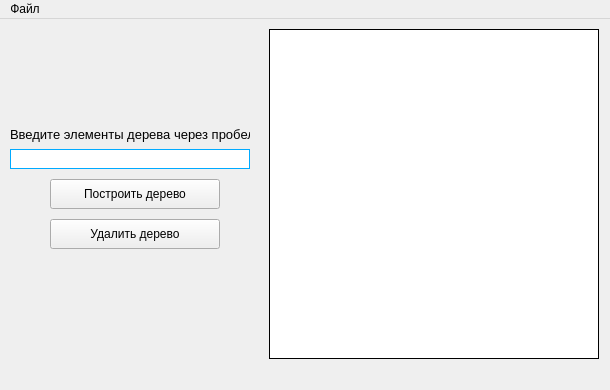
First picture: the form in treeGUI/mainwindow.ui, repository Araik1/binTree, before the edit.
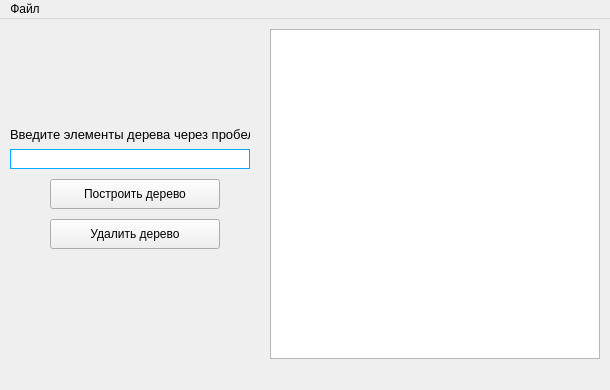
Second picture: the form after the edit.

Diff of the .ui file:
```diff
--- a/treeGUI/mainwindow.ui
+++ b/treeGUI/mainwindow.ui
@@ -109,20 +109,6 @@
      <string>Введите элементы дерева через пробел</string>
     </property>
    </widget>
-   <widget class="QWidget" name="widget" native="true">
-    <property name="geometry">
-     <rect>
-      <x>269</x>
-      <y>10</y>
-      <width>330</width>
-      <height>330</height>
-     </rect>
-    </property>
-    <property name="styleSheet">
-     <string notr="true">background-color: rgb(255, 255, 255);
-border: 1px solid black;</string>
-    </property>
-   </widget>
    <widget class="QPushButton" name="pushButton_delTree">
     <property name="geometry">
      <rect>
@@ -148,6 +134,16 @@
      <string>Удалить дерево</string>
     </property>
    </widget>
+   <widget class="QTextEdit" name="textEdit">
+    <property name="geometry">
+     <rect>
+      <x>270</x>
+      <y>10</y>
+      <width>330</width>
+      <height>330</height>
+     </rect>
+    </property>
+   </widget>
   </widget>
   <widget class="QMenuBar" name="menuBar">
    <property name="geometry">
```
Left out of the diff: 1 changed line with no effect on the pictures.
